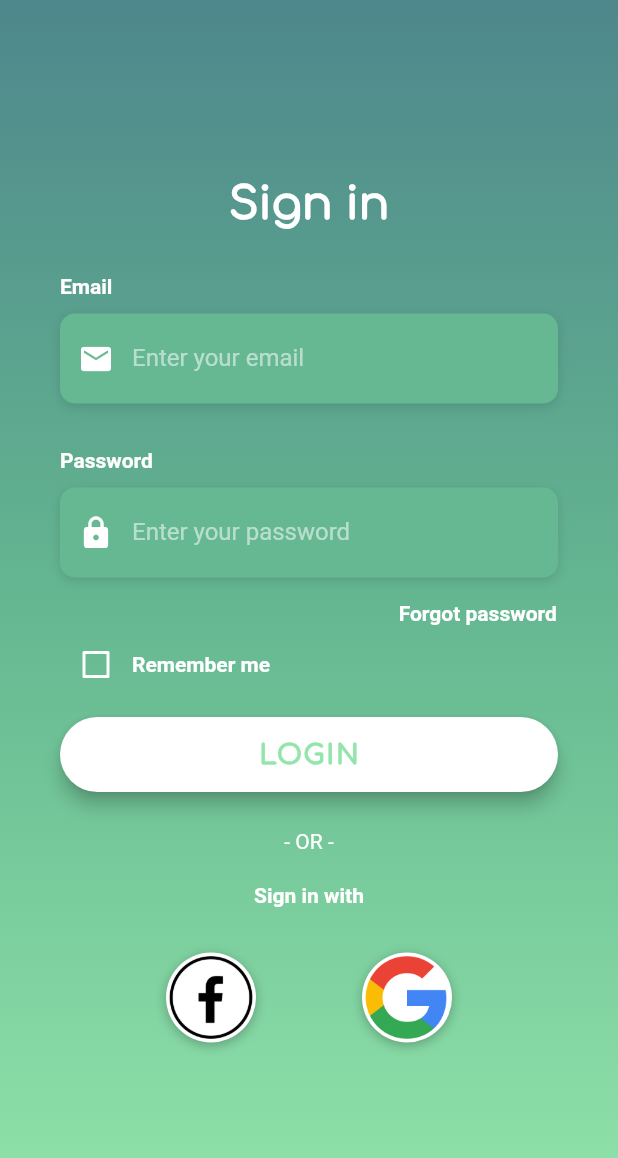
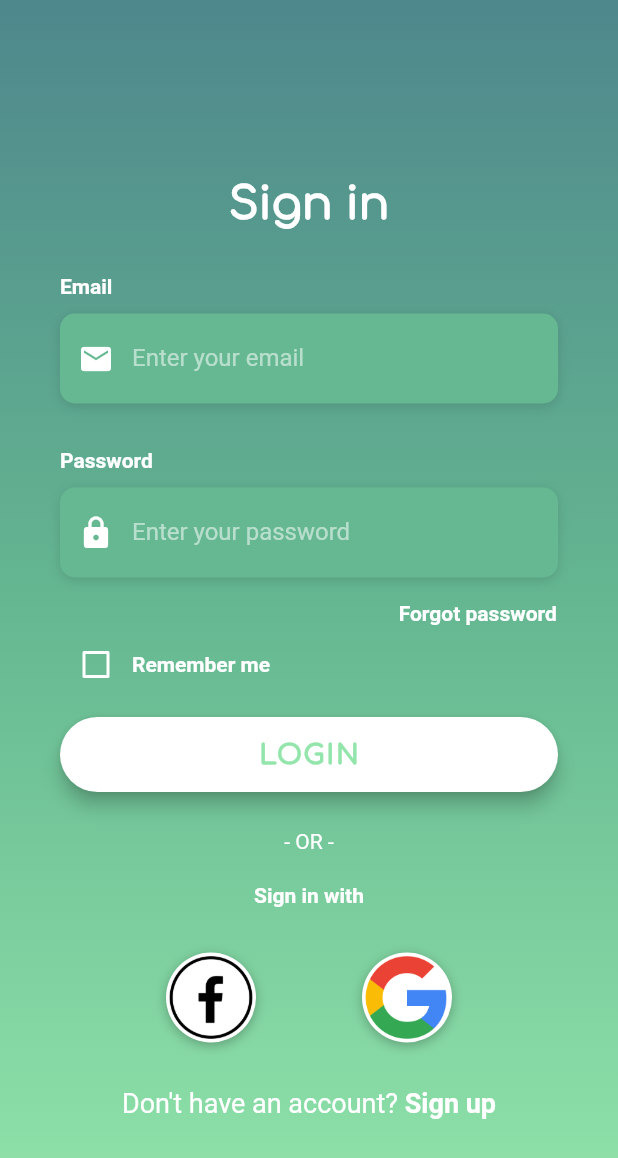
Before and after one commit to klee3/nutrin-macro-tracking-app, a Flutter app: the screen it shows after launch, on a phone screen of 412 x 824 dp. Shown: the top 1158 px of the screen. Run offline on Flutter 3.47's test engine with Material 2 defaults, Android fonts, the phone set to English and light mode, and no system bars; our stand-ins replace cloud_firestore, firebase_auth, flutter_spinkit, font_awesome_flutter; accounts and stored records are empty; Roboto replaces fonts that are missing (OpenSans).

Commit message:
i added one line!

```diff
--- a/nutrin/lib/screens/authenticate/sign_in.dart
+++ b/nutrin/lib/screens/authenticate/sign_in.dart
@@ -1,4 +1,5 @@
 import 'package:flutter/material.dart';
+import 'package:flutter/services.dart';
 import 'package:mobileapp/services/auth.dart';
 import 'package:mobileapp/shared/constants.dart';
 import 'package:mobileapp/shared/loading.dart';
@@ -211,21 +212,51 @@ class _SignInState extends State<SignIn> {
       child: Row(
         mainAxisAlignment: MainAxisAlignment.spaceEvenly,
         children: <Widget>[
-          _buildSocialMediaButton(
-                  () => print("Login with Facebook"),
+          _buildSocialMediaButton(() => print("Login with Facebook"),
               AssetImage('assets/fbfb.png')),
           _buildSocialMediaButton(
-                  () => print("Login with Google"),
-              AssetImage('assets/gmail.png')),
+              () => print("Login with Google"), AssetImage('assets/gmail.png')),
         ],
+      ),
+    );
+  }
+
+  Widget _buildSignUpButton() {
+    return GestureDetector(
+      onTap: () => print("Sign up button pressed"),
+      child: RichText(
+        text: TextSpan(
+          children: [
+            TextSpan(
+              text: 'Don\'t have an account? ',
+              style: TextStyle(
+                color: Colors.white,
+                fontSize: 18.0,
+                fontWeight: FontWeight.w400,
+              ),
+            ),
+            TextSpan(
+              text: 'Sign up',
+              style: TextStyle(
+                color: Colors.white,
+                fontSize: 18.0,
+                fontWeight: FontWeight.bold,
+              ),
+            )
+          ],
+        ),
       ),
     );
   }
 
   @override
   Widget build(BuildContext context) {
-    return Scaffold(
-      body: Stack(
+    return loading ? Loading() : Scaffold(
+      body: AnnotatedRegion<SystemUiOverlayStyle>(
+        value: SystemUiOverlayStyle.light,
+        child: GestureDetector(
+          onTap: () => FocusScope.of(context).unfocus(),
+          child: Stack(
             children: <Widget>[
               Container(
                 height: double.infinity,
@@ -271,14 +302,17 @@ class _SignInState extends State<SignIn> {
                       _buildLoginBtn(),
                       _buildSignInwithFBGMBtn(),
                       _buildSocialMediaRow(),
-
+                      _buildSignUpButton(),
                     ],
                   ),
                 ),
               ),
             ],
           ),
+        ),
+      ),
     );
+
 //    return loading ? Loading() : Scaffold(
 //      backgroundColor: Colors.green[200],
 //      appBar: AppBar(
```
Lines whose indentation alone changed are shown as unchanged.
